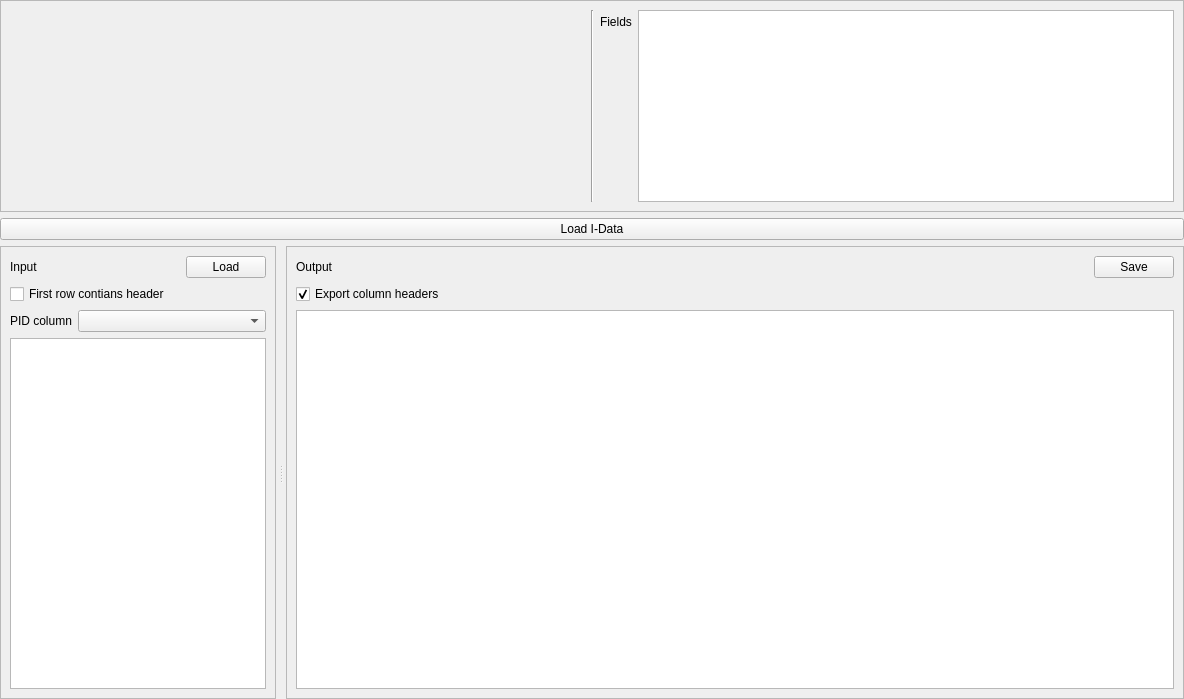
First picture: the form in src/main/LoaderPage.ui, repository volkarts-dev/ML-Reader, before the edit.
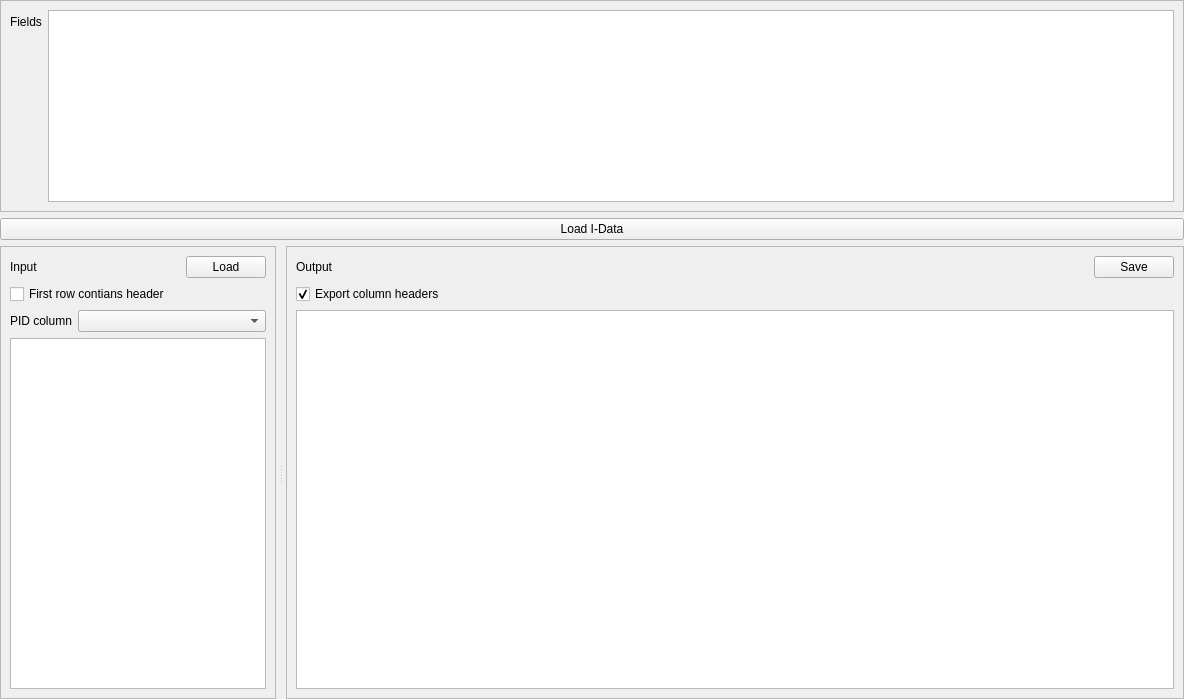
Second picture: the form after the edit. Icons and pictures are not drawn. Custom widgets are drawn as their Qt base class.

Commit message: Use only one endpoint selector

```diff
--- a/src/main/LoaderPage.ui
+++ b/src/main/LoaderPage.ui
@@ -34,26 +34,7 @@
      <property name="frameShadow">
       <enum>QFrame::Sunken</enum>
      </property>
-     <layout class="QHBoxLayout" name="horizontalLayout">
-      <item>
-       <widget class="EndpointSelector" name="endpointSelector" native="true">
-        <property name="sizePolicy">
-         <sizepolicy hsizetype="MinimumExpanding" vsizetype="Preferred">
-          <horstretch>0</horstretch>
-          <verstretch>0</verstretch>
-         </sizepolicy>
-        </property>
-       </widget>
-      </item>
-      <item>
-       <widget class="Line" name="line">
-        <property name="orientation">
-         <enum>Qt::Vertical</enum>
-        </property>
-       </widget>
-      </item>
-      <item>
-       <layout class="QFormLayout" name="formLayout_3">
+     <layout class="QFormLayout" name="formLayout">
         <item row="0" column="0">
          <widget class="QLabel" name="label_6">
           <property name="text">
@@ -87,8 +68,6 @@
          </widget>
         </item>
        </layout>
-      </item>
-     </layout>
     </widget>
    </item>
    <item>
@@ -333,12 +312,6 @@
   </layout>
  </widget>
  <customwidgets>
-  <customwidget>
-   <class>EndpointSelector</class>
-   <extends>QWidget</extends>
-   <header>EndpointSelector.h</header>
-   <container>1</container>
-  </customwidget>
   <customwidget>
    <class>ListWidgetInput</class>
    <extends>QListWidget</extends>
```
Left out of the diff: 10 changed lines with no effect on the pictures. Lines whose indentation alone changed are shown as unchanged. The commit also changes 16 other files.
